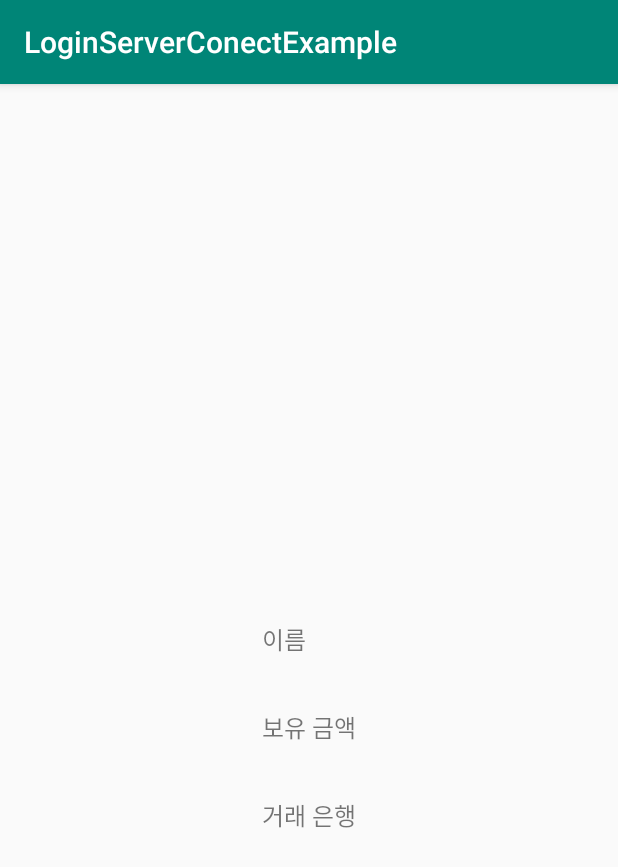
After one commit to honget/LoginServerConectExample, an Android app: the MainActivity screen opened directly, with no data from a screen before it, on a phone screen of 412 x 824 dp. The commit adds this screen. Shown: the top 867 px of the screen. Run offline under Robolectric (Android 15) with nearby library versions, the phone set to English and light mode, and no system bars; our stand-ins replace CircleImageView, data binding.

```diff
--- a/app/build.gradle
+++ b/app/build.gradle
@@ -21,7 +21,7 @@ android {
         }
     }
     dataBinding {
-        enabled=true
+        enabled = true
     }
 }
 
@@ -34,4 +34,5 @@ dependencies {
     androidTestImplementation 'com.android.support.test.espresso:espresso-core:3.0.2'
 
     implementation "com.squareup.okhttp3:okhttp:3.14.1"
+    implementation 'de.hdodenhof:circleimageview:3.0.0'
 }
--- a/app/src/main/AndroidManifest.xml
+++ b/app/src/main/AndroidManifest.xml
@@ -4,15 +4,15 @@
 
     <uses-permission android:name="android.permission.INTERNET" />
 
-
     <application
-        android:usesCleartextTraffic="true"
         android:allowBackup="true"
         android:icon="@mipmap/ic_launcher"
         android:label="@string/app_name"
         android:roundIcon="@mipmap/ic_launcher_round"
         android:supportsRtl="true"
-        android:theme="@style/AppTheme">
+        android:theme="@style/AppTheme"
+        android:usesCleartextTraffic="true">
+        <activity android:name=".MainActivity"></activity>
         <activity android:name=".LoginActivity">
             <intent-filter>
                 <action android:name="android.intent.action.MAIN" />
--- a/app/src/main/java/com/example/loginserverconectexample/LoginActivity.java
+++ b/app/src/main/java/com/example/loginserverconectexample/LoginActivity.java
@@ -53,7 +53,6 @@ public class LoginActivity extends BaseActivity {
                 String pw = act.pwdTxtV.getText().toString();
 
                 ContextUtill.setUserInputId(mContext, id);
-                ContextUtill.setUserInputPw(mContext, pw);
 
                 CommectSever.postRequestSingIn(mContext, id, pw, new CommectSever.JsonResponsHandler() {
                     @Override
@@ -70,11 +69,12 @@ public class LoginActivity extends BaseActivity {
                                     if( code == 200 ){
                                         // 로그인 성공
 
+                                        JSONObject data = json.getJSONObject("data");
+                                        String token = data.getString("token");
+
+
                                         //자동 로그인 체크 확인
                                         if(act.autoLginChkB.isChecked()){
-
-                                            JSONObject data = json.getJSONObject("data");
-                                            String token = data.getString("TOKEN");
 
                                             //자동 로그인 토큰 저장
                                             ContextUtill.setUserToken(mContext, token);
@@ -114,10 +114,11 @@ public class LoginActivity extends BaseActivity {
     public void setValues() {
 
         String savedUserId = ContextUtill.getUserInputId(mContext);
-        String savedUserPw = ContextUtill.getUserInputPw(mContext);
 
         act.idTxtV.setText(savedUserId);
-        act.pwdTxtV.setText(savedUserPw);
+
+        String userToken = ContextUtill.getUserToken(mContext);
+        Log.d("저장된 토큰 값", String.format("값은 %s",userToken));
 
     }
 
--- /dev/null
+++ b/app/src/main/java/com/example/loginserverconectexample/MainActivity.java
@@ -0,0 +1,13 @@
+package com.example.loginserverconectexample;
+
+import android.support.v7.app.AppCompatActivity;
+import android.os.Bundle;
+
+public class MainActivity extends AppCompatActivity {
+
+    @Override
+    protected void onCreate(Bundle savedInstanceState) {
+        super.onCreate(savedInstanceState);
+        setContentView(R.layout.activity_main);
+    }
+}
--- /dev/null
+++ b/app/src/main/res/layout/activity_main.xml
@@ -0,0 +1,122 @@
+<?xml version="1.0" encoding="utf-8"?>
+<layout>
+
+    <LinearLayout xmlns:android="http://schemas.android.com/apk/res/android"
+        xmlns:app="http://schemas.android.com/apk/res-auto"
+        xmlns:tools="http://schemas.android.com/tools"
+        android:layout_width="match_parent"
+        android:layout_height="match_parent"
+        tools:context=".MainActivity"
+        android:gravity="center"
+        android:orientation="vertical"
+        >
+
+        <LinearLayout
+            android:layout_width="match_parent"
+            android:layout_height="wrap_content"
+            android:gravity="center"
+            android:padding="10dp"
+            android:orientation="vertical"
+            >
+
+
+            <de.hdodenhof.circleimageview.CircleImageView
+                android:id="@+id/usrImgV"
+                android:layout_width="150sp"
+                android:layout_height="150sp"
+                app:civ_border_color="#000000"
+                app:civ_border_width="2dp"
+                tools:src="@mipmap/ic_launcher"
+
+                />
+
+            <LinearLayout
+                android:layout_width="wrap_content"
+                android:layout_height="wrap_content"
+                android:orientation="vertical"
+                >
+
+                <TextView
+                    android:layout_width="wrap_content"
+                    android:layout_height="wrap_content"
+                    android:textSize="16sp"
+                    android:text="이름"
+                    />
+
+                <TextView
+                    android:id="@+id/usrNm"
+                    android:layout_width="wrap_content"
+                    android:layout_height="wrap_content"
+                    android:textSize="25sp"
+                    tools:text="사용자 이름나오는 곳"
+                    />
+
+                <TextView
+                    android:layout_width="wrap_content"
+                    android:layout_height="wrap_content"
+                    android:textSize="16sp"
+                    android:text="보유 금액"
+                    />
+
+                <TextView
+                    android:layout_width="wrap_content"
+                    android:layout_height="wrap_content"
+                    android:textSize="25sp"
+                    tools:text="보유 포인트 "
+                    />
+
+                <TextView
+                    android:layout_width="wrap_content"
+                    android:layout_height="wrap_content"
+                    android:textSize="16sp"
+                    android:text="거래 은행"
+                    />
+
+                <LinearLayout
+                    android:layout_width="match_parent"
+                    android:layout_height="wrap_content">
+
+                    <ImageView
+                        android:id="@+id/bankImgV"
+                        android:layout_width="60dp"
+                        android:layout_height="60sp"
+                        tools:src="@mipmap/ic_launcher"
+                        />
+
+                    <LinearLayout
+                        android:layout_width="match_parent"
+                        android:layout_height="wrap_content"
+                        android:orientation="vertical"
+                        android:paddingLeft="10dp"
+                        >
+
+                        <TextView
+                            android:id="@+id/bankNm"
+                            android:layout_width="wrap_content"
+                            android:layout_height="wrap_content"
+                            android:textSize="20sp"
+                            tools:text="은행 이름 "
+                            />
+
+                        <TextView
+                            android:id="@+id/bankAddr"
+                            android:layout_width="wrap_content"
+                            android:layout_height="wrap_content"
+                            android:textSize="15sp"
+                            tools:text="계좌 정보  "
+                            />
+
+
+                    </LinearLayout>
+
+                </LinearLayout>
+
+
+
+            </LinearLayout>
+
+        </LinearLayout>
+
+    </LinearLayout>
+
+</layout>
```
